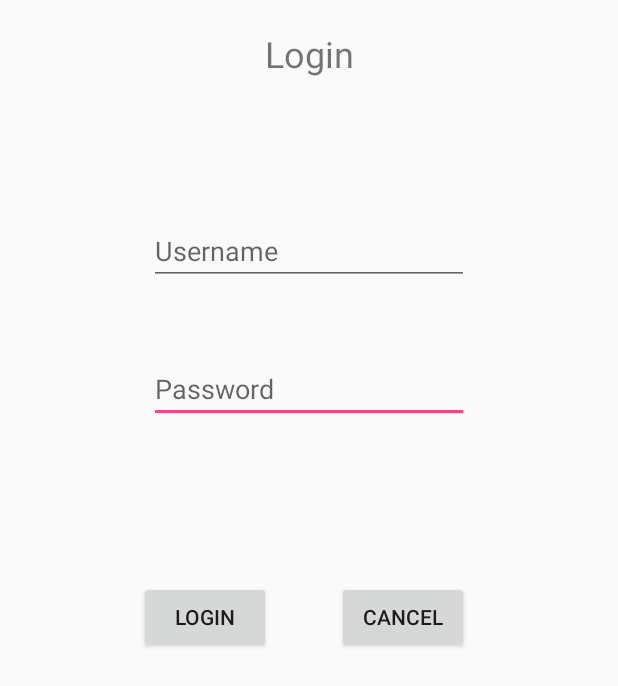
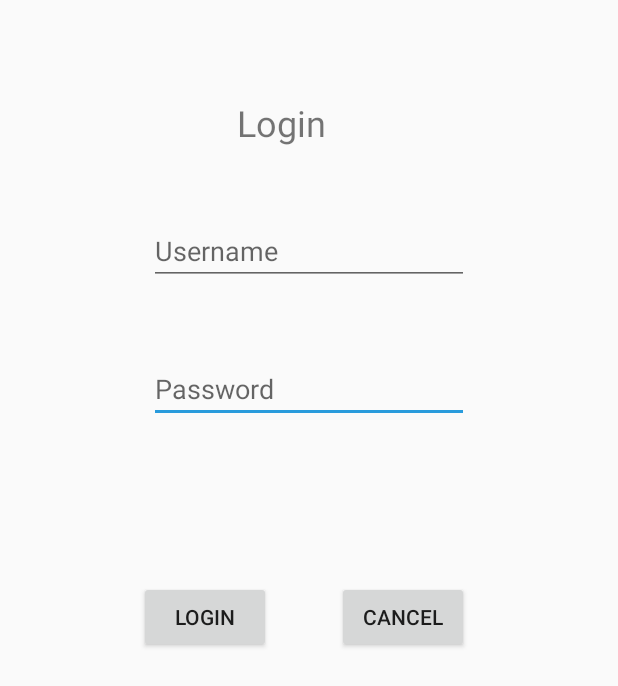
Before and after one commit to silvai/The-Thunder-Flyers, an Android app: the LoginActivity screen opened directly, with no data from a screen before it, on a phone screen of 412 x 824 dp. Shown: the top 686 px of the screen. Run offline under Robolectric (Android 15) with nearby library versions, the phone set to English and light mode, and no system bars.

Commit message:
Color changes activity main and login

```diff
--- a/Android/Android/app/src/main/res/layout/activity_login.xml
+++ b/Android/Android/app/src/main/res/layout/activity_login.xml
@@ -20,7 +20,8 @@
         app:layout_constraintLeft_toLeftOf="parent"
         app:layout_constraintBottom_toBottomOf="parent"
         android:layout_marginBottom="8dp"
-        app:layout_constraintVertical_bias="0.015" />
+        app:layout_constraintVertical_bias="0.074"
+        app:layout_constraintHorizontal_bias="0.445" />
 
     <EditText
         android:id="@+id/password"
--- a/Android/Android/app/src/main/res/values/colors.xml
+++ b/Android/Android/app/src/main/res/values/colors.xml
@@ -1,6 +1,6 @@
 <?xml version="1.0" encoding="utf-8"?>
 <resources>
-    <color name="colorPrimary">#3F51B5</color>
-    <color name="colorPrimaryDark">#303F9F</color>
-    <color name="colorAccent">#FF4081</color>
+    <color name="colorPrimary">#fdd437</color>
+    <color name="colorPrimaryDark">#83828c</color>
+    <color name="colorAccent">#299bdc</color>
 </resources>
```
Also changed, not shown: Android/Android/app/src/main/res/layout/activity_main.xml (+6 -3 lines).
